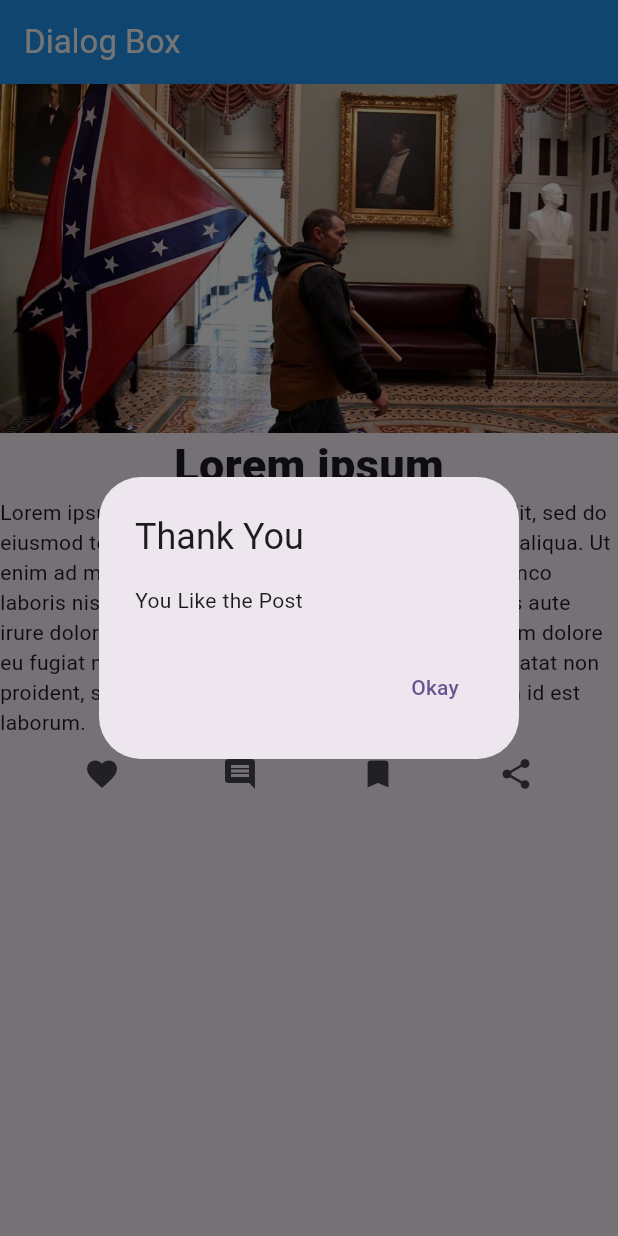
After one commit to AbRehman536/Flutter_sec_9, a Flutter app: the screen it shows after launch, after a tap on the "favorite" icon, on a phone screen of 412 x 824 dp. The commit adds this screen. Run offline on Flutter 3.47's test engine with Material 3 defaults, Android fonts, the light colour scheme and no system bars.

Commit message:
Dialog Box done

```diff
--- /dev/null
+++ b/lib/dialogbox.dart
@@ -0,0 +1,100 @@
+import 'package:flutter/material.dart';
+import 'package:flutter_sec_9/login_form.dart';
+
+class DialogboxDemo extends StatelessWidget {
+  const DialogboxDemo({super.key});
+
+  @override
+  Widget build(BuildContext context) {
+    return Scaffold(
+      appBar: AppBar(
+        title: Text("Dialog Box"),
+        backgroundColor: Colors.blue,
+        foregroundColor: Colors.white,
+      ),
+      body: Column(children: [
+        Image.asset("assets/images/first.png"),
+        Text("Lorem ipsum",style: TextStyle(fontSize: 30,fontWeight: FontWeight.w900),),
+        Text("Lorem ipsum dolor sit amet, consectetur adipiscing elit, sed do eiusmod tempor incididunt ut labore et dolore magna aliqua. Ut enim ad minim veniam, quis nostrud exercitation ullamco laboris nisi ut aliquip ex ea commodo consequat. Duis aute irure dolor in reprehenderit in voluptate velit esse cillum dolore eu fugiat nulla pariatur. Excepteur sint occaecat cupidatat non proident, sunt in culpa qui officia deserunt mollit anim id est laborum."),
+        Row(
+          mainAxisAlignment: MainAxisAlignment.spaceEvenly,
+          children: [
+            IconButton(onPressed: (){
+              showDialog(
+                barrierDismissible: false,
+                  context: context,
+                builder: (BuildContext context) {
+                    return AlertDialog(
+                      title: Text("Thank You"),
+                      content: Text("You Like the Post"),
+                      actions: [
+                        TextButton(onPressed: (){
+                          Navigator.pop(context);
+                        }, child: Text("Okay"))
+                      ],
+                    );
+                },
+                  );
+            }, icon: Icon(Icons.favorite),),
+            IconButton(onPressed: (){
+              showDialog(
+                barrierDismissible: false,
+                context: context,
+                builder: (BuildContext context) {
+                  return AlertDialog(
+                    title: Text("Thank You"),
+                    content: Text("Do you want to comment on this post"),
+                    actions: [
+                      TextButton(onPressed: (){
+                        Navigator.pop(context);
+                      }, child: Text("Okay"))
+                    ],
+                  );
+                },
+              );
+            }, icon: Icon(Icons.comment),),
+            IconButton(onPressed: (){
+              showDialog(
+                barrierDismissible: false,
+                context: context,
+                builder: (BuildContext context) {
+                  return AlertDialog(
+                    title: Text("Thank You"),
+                    content: Text("Post Save successfully"),
+                    actions: [
+                      TextButton(onPressed: (){
+                        Navigator.pop(context);
+                        Navigator.pop(context);
+                        Navigator.pop(context);
+                      }, child: Text("Back")),
+                      TextButton(onPressed: (){
+                        Navigator.push(context, MaterialPageRoute(builder: (context)=> LoginForm()));
+                      }, child: Text("Next")),
+                    ],
+                  );
+                },
+              );
+            }, icon: Icon(Icons.bookmark),),
+            IconButton(onPressed: (){
+              showDialog(
+                barrierDismissible: false,
+                context: context,
+                builder: (BuildContext context) {
+                  return AlertDialog(
+                    title: Text("Thank You"),
+                    content: Text("Do you want to share the post"),
+                    actions: [
+                      TextButton(onPressed: (){
+                        Navigator.pop(context);
+                      }, child: Text("Okay"))
+                    ],
+                  );
+                },
+              );
+            }, icon: Icon(Icons.share),),
+
+        ],)
+      ],),
+    );
+  }
+}
--- a/lib/main.dart
+++ b/lib/main.dart
@@ -1,6 +1,7 @@
 import 'package:flutter/material.dart';
 import 'package:flutter_sec_9/assets_images.dart';
 import 'package:flutter_sec_9/bottom_sheet.dart';
+import 'package:flutter_sec_9/dialogbox.dart';
 import 'package:flutter_sec_9/floating_action_button.dart';
 import 'package:flutter_sec_9/floating_action_button_extended.dart';
 import 'package:flutter_sec_9/listTile_demo.dart';
@@ -43,7 +44,7 @@ class MyApp extends StatelessWidget {
         // tested with just a hot reload.
         colorScheme: ColorScheme.fromSeed(seedColor: Colors.deepPurple),
       ),
-      home: BottomSheetDemo(),
+      home: DialogboxDemo(),
     );
   }
 }
```
